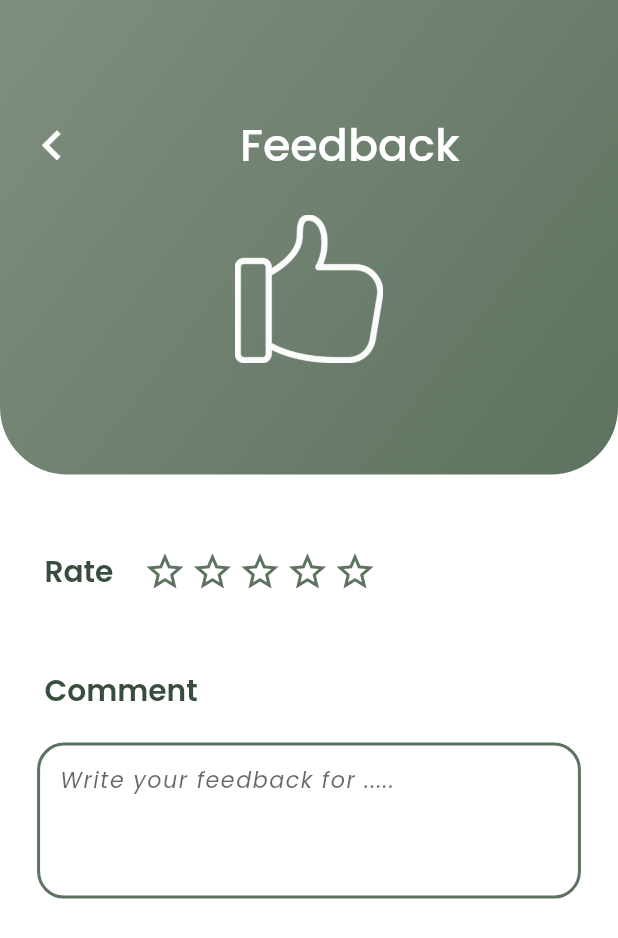
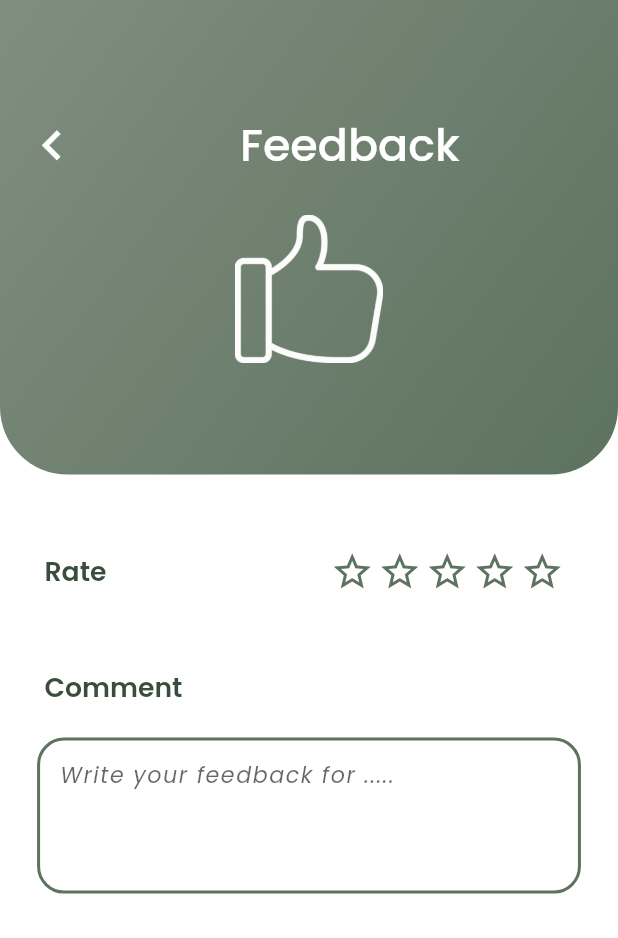
Before and after one commit to pawanjeswani-blitz/flutter_sample_app, a Flutter app: the SalonRatingScreen screen opened directly with empty values, on a phone screen of 412 x 824 dp. Shown: the top 938 px of the screen. Run offline on Flutter 3.47's test engine with Material 2 defaults, Android fonts, the phone set to English and light mode, and no system bars; drawn by our look-alikes of smooth_star_rating; our stand-ins replace carousel_slider, connectivity, device_info, firebase_messaging, flutter_calendar_carousel, fluttertoast and 9 more; accounts and stored records are empty.

```diff
--- a/lib/model/employee.dart
+++ b/lib/model/employee.dart
@@ -17,6 +17,7 @@ class Employee {
   String userName;
   String password;
   String gender;
+  String description;
 
   Employee(
       {this.id,
@@ -36,7 +37,8 @@ class Employee {
       this.salary,
       this.userName,
       this.password,
-      this.gender});
+      this.gender,
+      this.description});
 
   Employee.fromJson(Map<String, dynamic> json) {
     id = json['id'];
@@ -57,6 +59,7 @@ class Employee {
     userName = json['userName'];
     password = json['password'];
     gender = json['gender'];
+    description = json['description'];
   }
 
   Map<String, dynamic> toJson() {
@@ -79,6 +82,7 @@ class Employee {
     data['userName'] = this.userName;
     data['password'] = this.password;
     data['gender'] = this.gender;
+    data['description'] = this.description;
     return data;
   }
 }
--- a/lib/view/pages/rating_screen.dart
+++ b/lib/view/pages/rating_screen.dart
@@ -99,16 +99,20 @@ class _SalonRatingScreenState extends State<SalonRatingScreen> {
               ),
               child: Row(
                 children: [
-                  Text(
-                    "Rate ${widget.salonData.name.toUpperCase()}",
-                    style: GoogleFonts.poppins(
-                      fontSize: defaultSize * 2.0,
-                      color: AppColor.PRIMARY_DARK,
-                      fontWeight: FontWeight.w600,
+                  Container(
+                    width: defaultSize * 18.0,
+                    child: Text(
+                      "Rate ${widget.salonData.name.toUpperCase()}",
+                      maxLines: 2,
+                      style: GoogleFonts.poppins(
+                        fontSize: defaultSize * 1.8,
+                        color: AppColor.PRIMARY_DARK,
+                        fontWeight: FontWeight.w600,
+                      ),
                     ),
                   ),
                   SizedBox(
-                    width: defaultSize * 1.5,
+                    width: defaultSize * 1.25,
                   ),
                   SmoothStarRating(
                     rating: rating,
@@ -142,7 +146,7 @@ class _SalonRatingScreenState extends State<SalonRatingScreen> {
               child: Text(
                 "Comment",
                 style: GoogleFonts.poppins(
-                  fontSize: defaultSize * 2.0,
+                  fontSize: defaultSize * 1.8,
                   color: AppColor.PRIMARY_DARK,
                   fontWeight: FontWeight.w600,
                 ),
--- a/lib/view/pages/salon_servicesUI.dart
+++ b/lib/view/pages/salon_servicesUI.dart
@@ -226,6 +226,7 @@ class _SalonServicesUIState extends State<SalonServicesUI> {
   Widget _getServiceWidget() => Expanded(
         child: ListView.builder(
           shrinkWrap: true,
+          physics: const NeverScrollableScrollPhysics(),
           itemCount: isSearchingOver == true
               ? filteredSearch.length
               : _services.services.length,
--- a/lib/view/pages/salon_services_tabview.dart
+++ b/lib/view/pages/salon_services_tabview.dart
@@ -135,6 +135,7 @@ class _SalonServicesTabViewState extends State<SalonServicesTabView>
             children: [
               Container(
                 height: defaultSize * 13.0,
+                padding: EdgeInsets.only(top: defaultSize * 2.0),
                 width: double.infinity,
                 decoration: BoxDecoration(
                     gradient: LinearGradient(
```
Also changed, not shown: lib/view/pages/salon_slots_ui.dart (+30 -46 lines), lib/view/pages/user_profile_ui.dart (+5 -3 lines), assets/images/saloonwala_vector_whitebg.png (added), 2 other files.
